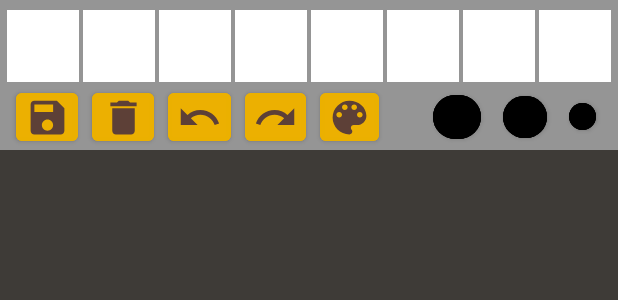
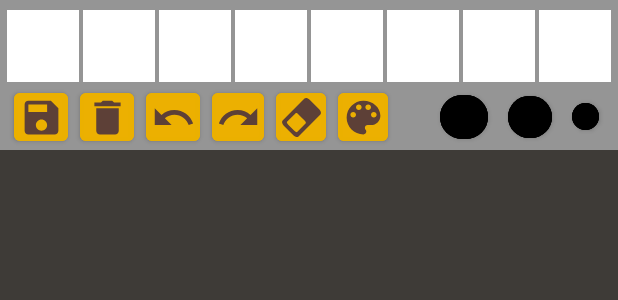
Before and after one commit to lalondeph/pugpad, an Android app: the layout activity_main.xml on its own in the app's theme, with its tools: preview values and no code run, on a phone screen of 412 x 824 dp. Shown: the top 300 px of the screen. Run offline under Robolectric (Android 15) with nearby library versions, the phone set to English and light mode, and no system bars.

Commit message:
Implement erase functionality and fix default status bar, update gradle version

```diff
--- /dev/null
+++ b/app/src/main/res/drawable/ic_erasericon.xml
@@ -0,0 +1,4 @@
+<vector android:height="200dp" android:viewportHeight="720"
+    android:viewportWidth="720" android:width="200dp" xmlns:android="http://schemas.android.com/apk/res/android">
+    <path android:fillColor="#020202" android:pathData="M643.178,229.493c28.114,28.112 36.564,65.236 18.876,82.921L312.417,662.049c-17.692,17.695 -54.817,9.246 -82.928,-18.867L76.812,490.504c-28.111,-28.107 -36.553,-65.229 -18.86,-82.916l349.64,-349.645c17.681,-17.685 54.801,-9.235 82.908,18.873L643.178,229.493zM311.421,311.424c-17.888,-17.888 -38.049,-26.729 -45.029,-19.749L128.366,429.703c-6.984,6.982 1.857,27.145 19.745,45.029l97.158,97.16c17.884,17.885 38.049,26.725 45.029,19.742l138.025,-138.027c6.984,-6.977 -1.856,-27.137 -19.747,-45.029L311.421,311.424z"/>
+</vector>
--- a/app/src/main/res/layout/activity_main.xml
+++ b/app/src/main/res/layout/activity_main.xml
@@ -11,7 +11,7 @@
         android:id="@+id/tools"
         android:layout_width="0dp"
         android:layout_height="100dp"
-        android:background="#959595"
+        android:background="@color/primary"
         android:paddingLeft="3dp"
         android:paddingTop="5dp"
         android:paddingRight="3dp"
@@ -223,6 +223,25 @@
                 android:layout_weight=".06" />
 
             <Button
+                android:id="@+id/btnErase"
+                android:layout_width="1dp"
+                android:layout_height="match_parent"
+                android:layout_weight=".24"
+                android:adjustViewBounds="true"
+                android:backgroundTint="#F0ECB100"
+                android:minHeight="48dp"
+                app:icon="@drawable/ic_erasericon"
+                app:iconGravity="textStart"
+                app:iconPadding="0dp"
+                app:iconSize="30dp"
+                app:iconTint="#5D4037" />
+
+            <Space
+                android:layout_width="0dp"
+                android:layout_height="match_parent"
+                android:layout_weight=".06" />
+
+            <Button
                 android:id="@+id/btnChangePalette"
                 android:layout_width="1dp"
                 android:layout_height="match_parent"
--- a/app/src/main/res/values-night/themes.xml
+++ b/app/src/main/res/values-night/themes.xml
@@ -1,9 +1,9 @@
 <resources xmlns:tools="http://schemas.android.com/tools">
     <!-- Base application theme. -->
-    <style name="Theme.DrawingApp" parent="Theme.MaterialComponents.DayNight.DarkActionBar">
+    <style name="Theme.DrawingApp" parent="Theme.MaterialComponents.DayNight.NoActionBar">
         <!-- Primary brand color. -->
-        <item name="colorPrimary">@color/purple_200</item>
-        <item name="colorPrimaryVariant">@color/purple_700</item>
+        <item name="colorPrimary">@color/primary</item>
+        <item name="colorPrimaryVariant">@color/primary</item>
         <item name="colorOnPrimary">@color/black</item>
         <!-- Secondary brand color. -->
         <item name="colorSecondary">@color/teal_200</item>
--- a/app/src/main/res/values/colors.xml
+++ b/app/src/main/res/values/colors.xml
@@ -1,5 +1,6 @@
 <?xml version="1.0" encoding="utf-8"?>
 <resources>
+    <color name="primary">#959595</color>
     <color name="purple_200">#FFBB86FC</color>
     <color name="purple_500">#FF6200EE</color>
     <color name="purple_700">#FF3700B3</color>
--- a/app/src/main/res/values/themes.xml
+++ b/app/src/main/res/values/themes.xml
@@ -1,9 +1,9 @@
 <resources xmlns:tools="http://schemas.android.com/tools">
     <!-- Base application theme. -->
-    <style name="Theme.DrawingApp" parent="Theme.MaterialComponents.DayNight.DarkActionBar">
+    <style name="Theme.DrawingApp" parent="Theme.MaterialComponents.DayNight.NoActionBar">
         <!-- Primary brand color. -->
-        <item name="colorPrimary">@color/purple_500</item>
-        <item name="colorPrimaryVariant">@color/purple_700</item>
+        <item name="colorPrimary">@color/primary</item>
+        <item name="colorPrimaryVariant">@color/primary</item>
         <item name="colorOnPrimary">@color/white</item>
         <!-- Secondary brand color. -->
         <item name="colorSecondary">@color/teal_200</item>
--- a/build.gradle
+++ b/build.gradle
@@ -5,7 +5,7 @@ buildscript {
         mavenCentral()
     }
     dependencies {
-        classpath "com.android.tools.build:gradle:7.0.4"
+        classpath 'com.android.tools.build:gradle:7.1.2'
 
         // NOTE: Do not place your application dependencies here; they belong
         // in the individual module build.gradle files
```
Also changed, not shown: app/build.gradle (+4 -4 lines), app/src/main/java/jadepug/pugpad/Colors.java (+10 -0 lines), app/src/main/java/jadepug/pugpad/MainActivity.java (+16 -4 lines), gradle/wrapper/gradle-wrapper.properties.
